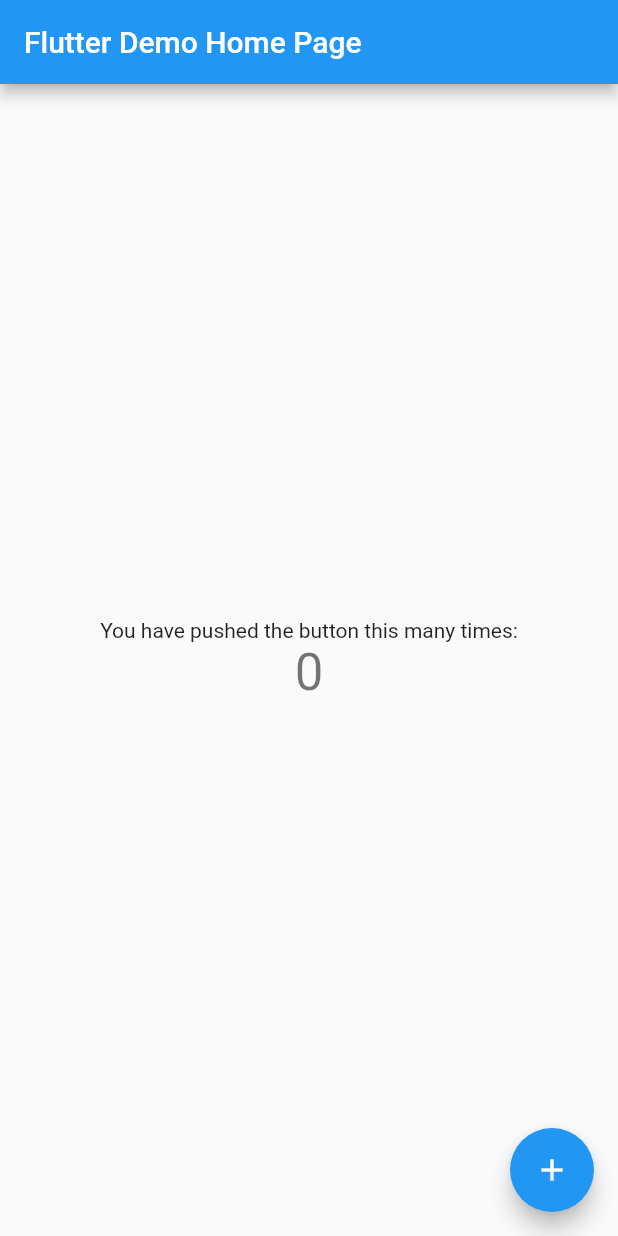
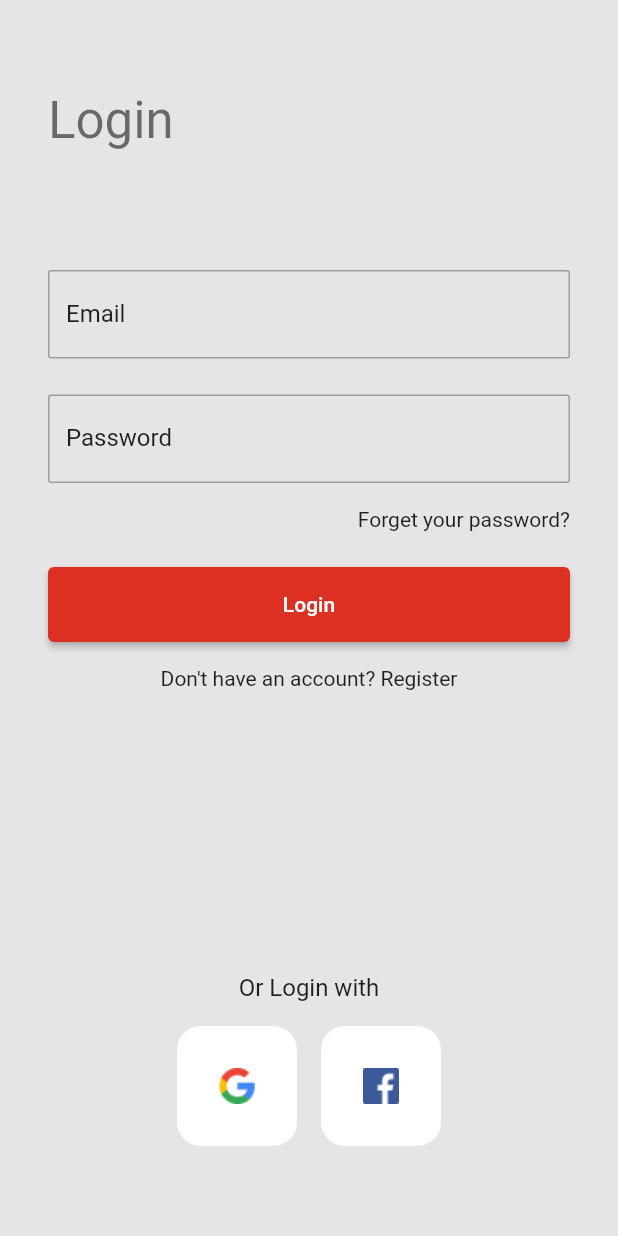
Before and after one commit to MohamedEssam-900009/e_commerce, a Flutter app: the screen it shows after launch, on a phone screen of 412 x 824 dp. Run offline on Flutter 3.47's test engine with Material 2 defaults, Android fonts, the phone set to English and light mode, and no system bars.

Commit message:
[FEATURE] add the UI of the Login and Register pages

```diff
--- a/lib/main.dart
+++ b/lib/main.dart
@@ -1,3 +1,5 @@
+import 'package:e_commerce/utilities/router.dart';
+import 'package:e_commerce/utilities/routes.dart';
 import 'package:flutter/material.dart';
 
 void main() {
@@ -11,105 +13,27 @@ class MyApp extends StatelessWidget {
   @override
   Widget build(BuildContext context) {
     return MaterialApp(
-      title: 'Flutter Demo',
+      title: 'E-Commerce App',
+      debugShowCheckedModeBanner: false,
       theme: ThemeData(
-        // This is the theme of your application.
-        //
-        // Try running your application with "flutter run". You'll see the
-        // application has a blue toolbar. Then, without quitting the app, try
-        // changing the primarySwatch below to Colors.green and then invoke
-        // "hot reload" (press "r" in the console where you ran "flutter run",
-        // or simply save your changes to "hot reload" in a Flutter IDE).
-        // Notice that the counter didn't reset back to zero; the application
-        // is not restarted.
-        primarySwatch: Colors.blue,
+        scaffoldBackgroundColor: const Color(0xFFE5E5E5),
+        primaryColor: const Color(0xFFDB3022),
+        inputDecorationTheme: InputDecorationTheme(
+          labelStyle: Theme.of(context).textTheme.subtitle1,
+          focusedBorder: OutlineInputBorder(
+
+            borderRadius: BorderRadius.circular(2.0),
+            borderSide: const BorderSide(color: Colors.grey)
+          ),
+          enabledBorder: OutlineInputBorder(
+            borderRadius: BorderRadius.circular(2.0),
+            borderSide: const BorderSide(color: Colors.grey)
+          ),
+        ),
+
       ),
-      home: const MyHomePage(title: 'Flutter Demo Home Page'),
+      onGenerateRoute: onGenerate,
+      initialRoute: AppRoutes.loginPageRoute,
     );
   }
 }
-
-class MyHomePage extends StatefulWidget {
-  const MyHomePage({Key? key, required this.title}) : super(key: key);
-
-  // This widget is the home page of your application. It is stateful, meaning
-  // that it has a State object (defined below) that contains fields that affect
-  // how it looks.
-
-  // This class is the configuration for the state. It holds the values (in this
-  // case the title) provided by the parent (in this case the App widget) and
-  // used by the build method of the State. Fields in a Widget subclass are
-  // always marked "final".
-
-  final String title;
-
-  @override
-  State<MyHomePage> createState() => _MyHomePageState();
-}
-
-class _MyHomePageState extends State<MyHomePage> {
-  int _counter = 0;
-
-  void _incrementCounter() {
-    setState(() {
-      // This call to setState tells the Flutter framework that something has
-      // changed in this State, which causes it to rerun the build method below
-      // so that the display can reflect the updated values. If we changed
-      // _counter without calling setState(), then the build method would not be
-      // called again, and so nothing would appear to happen.
-      _counter++;
-    });
-  }
-
-  @override
-  Widget build(BuildContext context) {
-    // This method is rerun every time setState is called, for instance as done
-    // by the _incrementCounter method above.
-    //
-    // The Flutter framework has been optimized to make rerunning build methods
-    // fast, so that you can just rebuild anything that needs updating rather
-    // than having to individually change instances of widgets.
-    return Scaffold(
-      appBar: AppBar(
-        // Here we take the value from the MyHomePage object that was created by
-        // the App.build method, and use it to set our appbar title.
-        title: Text(widget.title),
-      ),
-      body: Center(
-        // Center is a layout widget. It takes a single child and positions it
-        // in the middle of the parent.
-        child: Column(
-          // Column is also a layout widget. It takes a list of children and
-          // arranges them vertically. By default, it sizes itself to fit its
-          // children horizontally, and tries to be as tall as its parent.
-          //
-          // Invoke "debug painting" (press "p" in the console, choose the
-          // "Toggle Debug Paint" action from the Flutter Inspector in Android
-          // Studio, or the "Toggle Debug Paint" command in Visual Studio Code)
-          // to see the wireframe for each widget.
-          //
-          // Column has various properties to control how it sizes itself and
-          // how it positions its children. Here we use mainAxisAlignment to
-          // center the children vertically; the main axis here is the vertical
-          // axis because Columns are vertical (the cross axis would be
-          // horizontal).
-          mainAxisAlignment: MainAxisAlignment.center,
-          children: <Widget>[
-            const Text(
-              'You have pushed the button this many times:',
-            ),
-            Text(
-              '$_counter',
-              style: Theme.of(context).textTheme.headline4,
-            ),
-          ],
-        ),
-      ),
-      floatingActionButton: FloatingActionButton(
-        onPressed: _incrementCounter,
-        tooltip: 'Increment',
-        child: const Icon(Icons.add),
-      ), // This trailing comma makes auto-formatting nicer for build methods.
-    );
-  }
-}
--- /dev/null
+++ b/lib/utilities/enums.dart
@@ -0,0 +1,4 @@
+enum AuthFormType{
+  login,
+  register
+}
--- /dev/null
+++ b/lib/utilities/router.dart
@@ -0,0 +1,22 @@
+import 'package:e_commerce/utilities/routes.dart';
+import 'package:e_commerce/views/pages/landing_page.dart';
+import 'package:e_commerce/views/pages/auth_page.dart';
+import 'package:flutter/cupertino.dart';
+import 'package:flutter/material.dart';
+
+Route<dynamic> onGenerate(RouteSettings settings) {
+  switch (settings.name) {
+    case AppRoutes.loginPageRoute:
+      return CupertinoPageRoute(
+        builder: (_) => const AuthPage(),
+      );
+    case AppRoutes.landingPageRoute:
+      return CupertinoPageRoute(
+        builder: (_) => const LandingPage(),
+      );
+    default:
+      return CupertinoPageRoute(
+        builder: (_) => const LandingPage(),
+      );
+  }
+}
--- /dev/null
+++ b/lib/utilities/routes.dart
@@ -0,0 +1,4 @@
+class AppRoutes {
+  static const String landingPageRoute = '/';
+  static const String loginPageRoute = '/login';
+}
--- /dev/null
+++ b/lib/views/pages/auth_page.dart
@@ -0,0 +1,146 @@
+import 'package:e_commerce/utilities/enums.dart';
+import 'package:e_commerce/views/widgets/main_button.dart';
+import 'package:flutter/material.dart';
+
+class AuthPage extends StatefulWidget {
+  const AuthPage({Key? key}) : super(key: key);
+
+  @override
+  State<AuthPage> createState() => _AuthPageState();
+}
+
+class _AuthPageState extends State<AuthPage> {
+  final _formKey = GlobalKey<FormState>();
+  final _emailController = TextEditingController();
+  final _passwordController = TextEditingController();
+  var _authType = AuthFormType.login;
+
+  @override
+  Widget build(BuildContext context) {
+    return Scaffold(
+      body: SafeArea(
+        child: Padding(
+          padding: const EdgeInsets.symmetric(
+            vertical: 60.0,
+            horizontal: 32.0,
+          ),
+          child: Form(
+            key: _formKey,
+            child: Column(
+              crossAxisAlignment: CrossAxisAlignment.start,
+              children: [
+                Text(
+                  _authType == AuthFormType.login ? 'Login' : 'Register',
+                  style: Theme.of(context).textTheme.headline4,
+                ),
+                const SizedBox(
+                  height: 80.0,
+                ),
+                TextFormField(
+                  validator: (value) =>
+                      value!.isEmpty ? 'Please enter your email' : null,
+                  controller: _emailController,
+                  decoration: const InputDecoration(
+                    labelText: 'Email',
+                    hintText: 'Enter Your email!',
+                  ),
+                ),
+                const SizedBox(
+                  height: 24.0,
+                ),
+                TextFormField(
+                  validator: (value) =>
+                      value!.isEmpty ? 'Please enter your password' : null,
+                  controller: _passwordController,
+                  decoration: const InputDecoration(
+                    labelText: 'Password',
+                    hintText: 'Enter Your password!',
+                  ),
+                ),
+                const SizedBox(
+                  height: 16.0,
+                ),
+                if (_authType == AuthFormType.login)
+                  Align(
+                    alignment: Alignment.topRight,
+                    child: InkWell(
+                      child: const Text('Forget your password?'),
+                      onTap: () {},
+                    ),
+                  ),
+                const SizedBox(
+                  height: 24.0,
+                ),
+                MainButton(
+                  text: _authType == AuthFormType.login ? 'Login' : 'Register',
+                  onTap: () {},
+                ),
+                const SizedBox(
+                  height: 16.0,
+                ),
+                Align(
+                  alignment: Alignment.center,
+                  child: InkWell(
+                    child: Text(
+                      _authType == AuthFormType.login
+                          ? 'Don\'t have an account? Register'
+                          : 'Have an account? Login',
+                    ),
+                    onTap: () {
+                      setState(() {
+                        if (_authType == AuthFormType.login) {
+                          _authType = AuthFormType.register;
+                        } else {
+                          _authType = AuthFormType.login;
+                        }
+                      });
+                    },
+                  ),
+                ),
+                const Spacer(),
+                Align(
+                  alignment: Alignment.center,
+                  child: Text(
+                    _authType == AuthFormType.login
+                        ? 'Or Login with'
+                        : 'Or Register with',
+                    style: Theme.of(context).textTheme.subtitle1,
+                  ),
+                ),
+                const SizedBox(
+                  height: 16.0,
+                ),
+                Row(
+                  mainAxisAlignment: MainAxisAlignment.center,
+                  children: [
+                    Container(
+                      height: 80.0,
+                      width: 80.0,
+                      decoration: BoxDecoration(
+                        borderRadius: BorderRadius.circular(16.0),
+                        color: Colors.white,
+                      ),
+                      child: Image.asset('assets/images/google.png'),
+                    ),
+                    const SizedBox(
+                      width: 16.0,
+                    ),
+                    Container(
+                      height: 80.0,
+                      width: 80.0,
+                      decoration: BoxDecoration(
+                        borderRadius: BorderRadius.circular(16.0),
+                        color: Colors.white,
+                      ),
+                      child: Image.asset('assets/images/facebook.png'),
+                    )
+                  ],
+                ),
+              ],
+            ),
+          ),
+        ),
+      ),
+    );
+  }
+}
--- /dev/null
+++ b/lib/views/pages/landing_page.dart
@@ -0,0 +1,12 @@
+import 'package:flutter/material.dart';
+
+class LandingPage extends StatelessWidget {
+  const LandingPage({ Key? key }) : super(key: key);
+
+  @override
+  Widget build(BuildContext context) {
+    return Container(
+
+    );
+  }
+}
--- /dev/null
+++ b/lib/views/widgets/main_button.dart
@@ -0,0 +1,25 @@
+import 'package:flutter/material.dart';
+
+class MainButton extends StatelessWidget {
+  final String text;
+  final VoidCallback onTap;
+  MainButton({Key? key, required this.text, required this.onTap})
+      : super(key: key);
+
+  @override
+  Widget build(BuildContext context) {
+    return SizedBox(
+      width: double.infinity,
+      height: 50.0,
+      child: ElevatedButton(
+        child: Text(
+          text,
+        ),
+        onPressed: onTap,
+        style: ElevatedButton.styleFrom(
+          primary: Theme.of(context).primaryColor
+        ),
+      ),
+    );
+  }
+}
```
Also changed, not shown: pubspec.yaml (+2 -64 lines), assets/images/facebook.png (added), assets/images/google.png (added).
